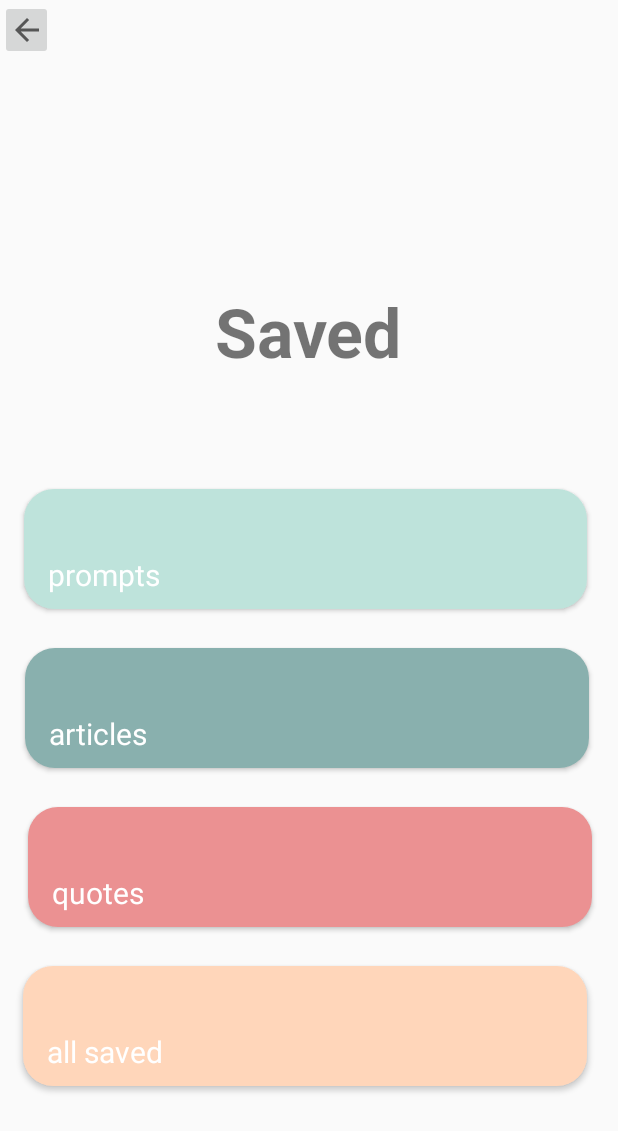
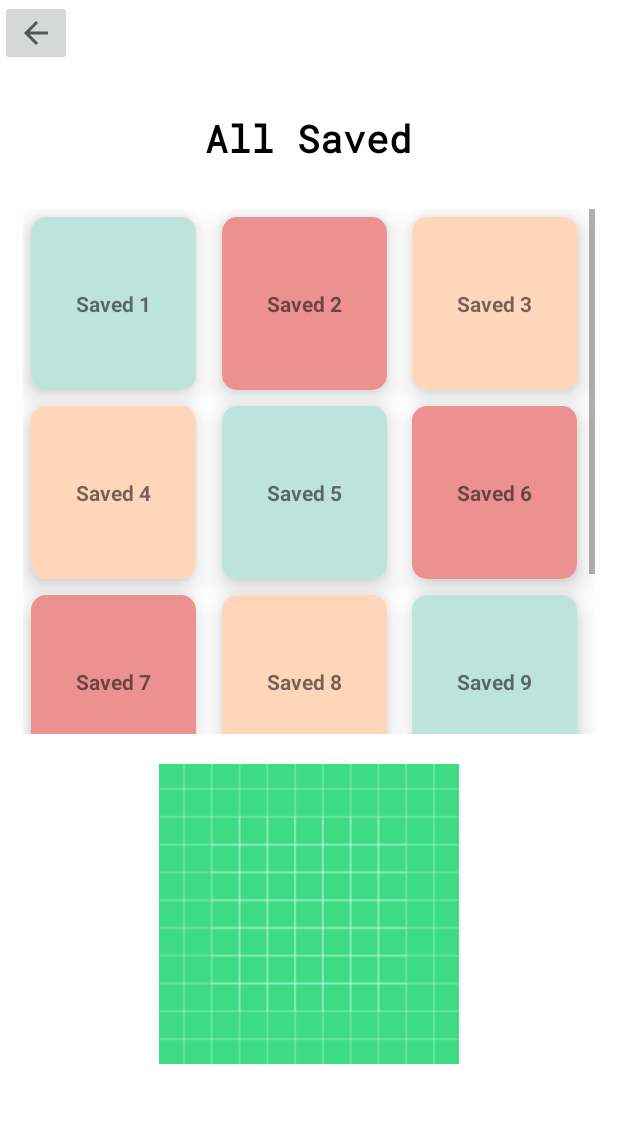
Before and after one commit to ChiMasterBing/vCareApp, an Android app: the SavedScreen screen opened directly, with no data from a screen before it, after a tap on "all saved", on a phone screen of 412 x 824 dp. Shown: the top 1131 px of the screen. Run offline under Robolectric (Android 15) with nearby library versions, the light colour scheme and no system bars; our stand-ins replace Firebase (no records; nobody signed in at launch, a user with empty details on screens opened directly); Roboto replaces fonts that are not available here.

Commit message:
Added Loading page, All Saved Page, Crisis Hotlines Page, and Privacy Policy Page

```diff
--- a/app/src/main/AndroidManifest.xml
+++ b/app/src/main/AndroidManifest.xml
@@ -9,6 +9,10 @@
         android:roundIcon="@mipmap/ic_launcher_round"
         android:supportsRtl="true"
         android:theme="@style/Theme.VCare">
+        <activity android:name=".AllSaved"></activity>
+        <activity android:name=".CrisisHotlines" />
+        <activity android:name=".PrivacyPolicy" />
+        <activity android:name=".Loading" />
         <activity android:name=".ThanksSubmit" />
         <activity android:name=".Mindfulness" />
         <activity android:name=".Menu" />
--- a/app/src/main/java/com/example/vcare/AboutUs.java
+++ b/app/src/main/java/com/example/vcare/AboutUs.java
@@ -61,8 +61,8 @@ public class AboutUs extends AppCompatActivity {
         privacyBtn.setOnClickListener(new View.OnClickListener(){
             @Override
             public void onClick(View v){
-                //startActivity(new Intent(AboutUsActivity.this, PrivacyPolicyActivity.class)); => Navigate to privacy policy screen
-                //finish();
+                startActivity(new Intent(AboutUs.this, PrivacyPolicy.class));
+                finish();
             }
         });
 
--- /dev/null
+++ b/app/src/main/java/com/example/vcare/AllSaved.java
@@ -0,0 +1,56 @@
+package com.example.vcare;
+
+import androidx.appcompat.app.AppCompatActivity;
+import androidx.recyclerview.widget.GridLayoutManager;
+import androidx.recyclerview.widget.RecyclerView;
+
+import android.content.Intent;
+import android.os.Bundle;
+import android.view.View;
+import android.widget.ImageButton;
+
+import java.util.ArrayList;
+
+public class AllSaved extends AppCompatActivity {
+
+    private RecyclerView articlesRecView;
+    private ImageButton btnBack;
+
+    @Override
+    protected void onCreate(Bundle savedInstanceState) {
+        super.onCreate(savedInstanceState);
+        setContentView(R.layout.activity_all_saved);
+
+        articlesRecView = findViewById(R.id.savedRecView);
+
+        ArrayList<SavedItem> items = new ArrayList<>();
+        items.add(new SavedItem("Saved 1"));
+        items.add(new SavedItem("Saved 2"));
+        items.add(new SavedItem("Saved 3"));
+        items.add(new SavedItem("Saved 4"));
+        items.add(new SavedItem("Saved 5"));
+        items.add(new SavedItem("Saved 6"));
+        items.add(new SavedItem("Saved 7"));
+        items.add(new SavedItem("Saved 8"));
+        items.add(new SavedItem("Saved 9"));
+        items.add(new SavedItem("Saved 10"));
+        items.add(new SavedItem("Saved 11"));
+        items.add(new SavedItem("Saved 12"));
+
+        SavedRecViewAdapter adapter = new SavedRecViewAdapter(this);
+        adapter.setItem(items);
+
+        articlesRecView.setAdapter(adapter);
+        articlesRecView.setLayoutManager(new GridLayoutManager(this,3));
+
+        btnBack = findViewById(R.id.btnBack);
+
+        btnBack.setOnClickListener(new View.OnClickListener(){
+            @Override
+            public void onClick(View v){
+                startActivity(new Intent(AllSaved.this, SavedScreen.class));
+                finish();
+            }
+        });
+    }
+}
--- a/app/src/main/java/com/example/vcare/DailyQuote.java
+++ b/app/src/main/java/com/example/vcare/DailyQuote.java
@@ -1,4 +1,4 @@
-package com.example.vcareapplication;
+package com.example.vcare;
 
 import androidx.appcompat.app.AppCompatActivity;
 
--- a/app/src/main/java/com/example/vcare/Menu.java
+++ b/app/src/main/java/com/example/vcare/Menu.java
@@ -56,8 +56,8 @@ public class Menu extends AppCompatActivity {
         crisisHotline.setOnClickListener(new View.OnClickListener(){
             @Override
             public void onClick(View v){
-                //startActivity(new Intent(Menu.this, CrisisHotlineActivity.class)); //Switch to crisis hotline screen
-                //finish();
+                startActivity(new Intent(Menu.this, CrisisHotlines.class)); //Switch to crisis hotline screen
+                finish();
             }
         });
     }
--- /dev/null
+++ b/app/src/main/java/com/example/vcare/SavedItem.java
@@ -0,0 +1,17 @@
+package com.example.vcare;
+
+public class SavedItem {
+    private String title;
+
+    public SavedItem(String title){
+        this.title = title;
+    }
+
+    public String getTitle(){
+        return title;
+    }
+
+    public void setTitle(String title){
+        this.title = title;
+    }
+}
--- /dev/null
+++ b/app/src/main/java/com/example/vcare/SavedRecViewAdapter.java
@@ -0,0 +1,74 @@
+package com.example.vcare;
+
+import android.content.Context;
+import android.view.LayoutInflater;
+import android.view.View;
+import android.view.ViewGroup;
+import android.widget.RelativeLayout;
+import android.widget.TextView;
+
+import androidx.annotation.NonNull;
+import androidx.cardview.widget.CardView;
+import androidx.recyclerview.widget.RecyclerView;
+
+import java.util.ArrayList;
+
+public class SavedRecViewAdapter extends RecyclerView.Adapter<SavedRecViewAdapter.ViewHolder> {
+
+    private ArrayList<SavedItem> items = new ArrayList<>();
+
+    private Context context;
+
+    public SavedRecViewAdapter(Context context){
+        this.context = context;
+    }
+
+    @NonNull
+    @Override
+    public ViewHolder onCreateViewHolder(@NonNull ViewGroup parent, int viewType) {
+        View view = LayoutInflater.from(parent.getContext()).inflate(R.layout.saved_list, parent, false);
+        ViewHolder holder = new ViewHolder(view);
+        return holder;
+    }
+
+    @Override
+    public void onBindViewHolder(@NonNull SavedRecViewAdapter.ViewHolder holder, int position) {
+        holder.txtTitle.setText(items.get(position).getTitle());
+        int color;
+        if (position % 9 == 0 || position % 9 == 4 || position % 9 == 8){
+            color = context.getResources().getColor(R.color.light_green);
+        }
+        else if (position % 9 == 1 || position % 9 == 5 || position % 9 == 6){
+            color = context.getResources().getColor(R.color.red);
+        }
+        else{
+            color = context.getResources().getColor(R.color.peach);
+        }
+        holder.relLayout.setBackgroundColor(color);
+    }
+
+    @Override
+    public int getItemCount() {
+        return items.size();
+    }
+
+    public void setItem(ArrayList<SavedItem> item){
+        this.items = item;
+        notifyDataSetChanged();
+    }
+
+    public class ViewHolder extends RecyclerView.ViewHolder{
+
+        private TextView txtTitle;
+        private CardView parent;
+        private RelativeLayout relLayout;
+
+        public ViewHolder(@NonNull View itemView) {
+            super(itemView);
+            txtTitle = itemView.findViewById(R.id.txtArticle);
+            parent = itemView.findViewById(R.id.parent);
+            relLayout = itemView.findViewById(R.id.relLayout);
+
+        }
+    }
+}
--- a/app/src/main/java/com/example/vcare/SavedScreen.java
+++ b/app/src/main/java/com/example/vcare/SavedScreen.java
@@ -56,7 +56,8 @@ public class SavedScreen extends AppCompatActivity implements View.OnClickListen
                 System.out.println("Going to Quotes page.");
                 break;
             case R.id.allSavedButton:
-                System.out.println("Going to All Saved page.");
+                startActivity(new Intent(SavedScreen.this, AllSaved.class));
+                finish();
                 break;
             default:
                 System.out.println("This button is not yet registered.");
--- /dev/null
+++ b/app/src/main/res/layout/activity_all_saved.xml
@@ -0,0 +1,49 @@
+<?xml version="1.0" encoding="utf-8"?>
+<RelativeLayout xmlns:android="http://schemas.android.com/apk/res/android"
+    xmlns:app="http://schemas.android.com/apk/res-auto"
+    xmlns:tools="http://schemas.android.com/tools"
+    android:layout_width="match_parent"
+    android:layout_height="match_parent"
+    tools:context=".AllSaved"
+    android:background="#ffffff">
+
+    <ImageButton
+        android:id="@+id/btnBack"
+        android:layout_width="wrap_content"
+        android:layout_height="wrap_content"
+        android:src="@drawable/ic_arrowback"/>
+
+    <TextView
+        android:id="@+id/title"
+        android:layout_width="wrap_content"
+        android:layout_height="wrap_content"
+        android:layout_centerHorizontal="true"
+        android:layout_marginTop="75dp"
+        android:fontFamily="@font/roboto_mono"
+        android:textColor="@color/black"
+        android:text="All Saved"
+        android:textSize="25dp"
+        android:textStyle="bold" />
+
+    <androidx.recyclerview.widget.RecyclerView
+        android:id="@+id/savedRecView"
+        android:layout_width="match_parent"
+        android:layout_height="350dp"
+        android:layout_below="@id/title"
+        android:layout_centerHorizontal="true"
+        android:layout_marginLeft="15dp"
+        android:layout_marginTop="30dp"
+        android:layout_marginRight="15dp"
+        android:layout_marginBottom="20dp"
+        android:scrollbars="vertical"/>
+
+    <ImageView
+        android:id="@+id/logo"
+        android:layout_width="200dp"
+        android:layout_height="200dp"
+        android:src="@drawable/ic_launcher_background"
+        android:layout_centerHorizontal="true"
+        android:layout_below = "@id/savedRecView"
+        android:layout_marginBottom="15dp"/>
+
+</RelativeLayout>
--- /dev/null
+++ b/app/src/main/res/layout/saved_list.xml
@@ -0,0 +1,29 @@
+<?xml version="1.0" encoding="utf-8"?>
+<androidx.cardview.widget.CardView xmlns:android="http://schemas.android.com/apk/res/android"
+    xmlns:app="http://schemas.android.com/apk/res-auto"
+    android:id="@+id/parent"
+    android:layout_width="110dp"
+    android:layout_height="115dp"
+    android:padding="5dp"
+    app:cardCornerRadius="10dp"
+    app:cardElevation="10dp"
+    android:layout_margin="5dp"
+    android:layout_centerHorizontal="true">
+
+    <RelativeLayout
+        android:layout_width="match_parent"
+        android:layout_height="match_parent"
+        android:background="@color/teal_200"
+        android:id="@+id/relLayout">
+
+        <TextView
+            android:id="@+id/txtArticle"
+            android:layout_width="wrap_content"
+            android:layout_height="wrap_content"
+            android:layout_centerInParent="true"
+            android:text="Article"
+            android:textStyle="bold" />
+
+    </RelativeLayout>
+
+</androidx.cardview.widget.CardView>
```
Also changed, not shown: app/src/main/java/com/example/vcare/CrisisHotlines.java (added, +29 -0 lines), app/src/main/java/com/example/vcare/Loading.java (added, +14 -0 lines), app/src/main/java/com/example/vcare/PrivacyPolicy.java (added, +29 -0 lines), app/src/main/res/layout/activity_crisis_hotlines.xml (added, +185 -0 lines), app/src/main/res/layout/activity_loading.xml (added, +50 -0 lines), app/src/main/res/layout/activity_privacy_policy.xml (added, +29 -0 lines), 1 other file.
